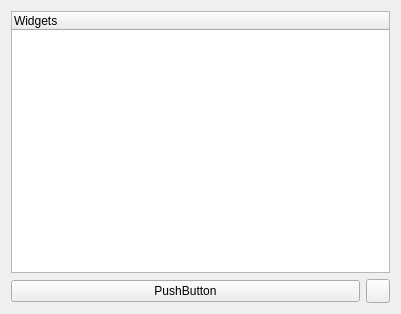
Old version of the form widgetci/mainwindow.ui in the repository eminfedar/widgetci.
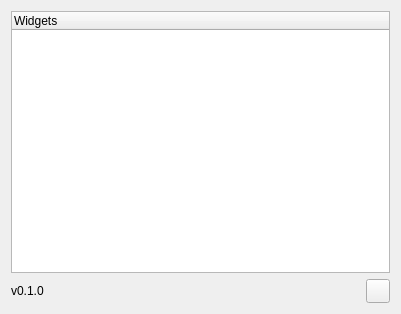
New version of the form. Icons and pictures are not drawn.

```diff
--- a/widgetci/mainwindow.ui
+++ b/widgetci/mainwindow.ui
@@ -39,9 +39,9 @@
       <item>
        <layout class="QHBoxLayout" name="horizontalLayout_2">
         <item>
-         <widget class="QPushButton" name="pushButton_2">
+         <widget class="QLabel" name="label">
           <property name="text">
-           <string>PushButton</string>
+           <string>v0.1.0</string>
           </property>
          </widget>
         </item>
```
